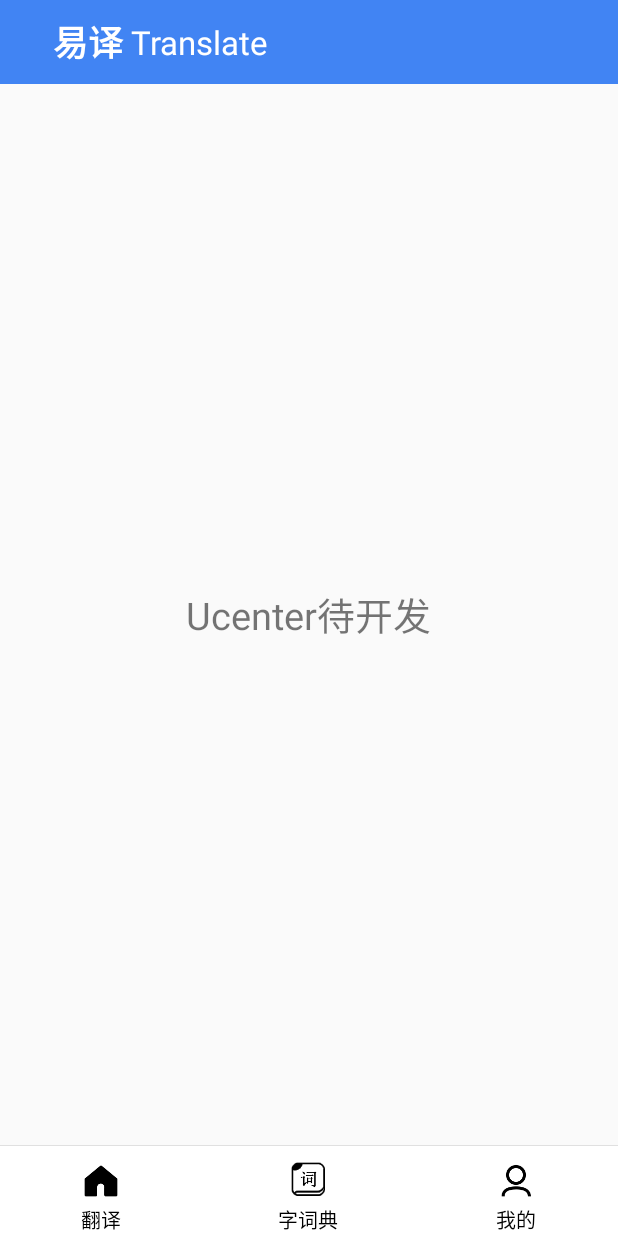
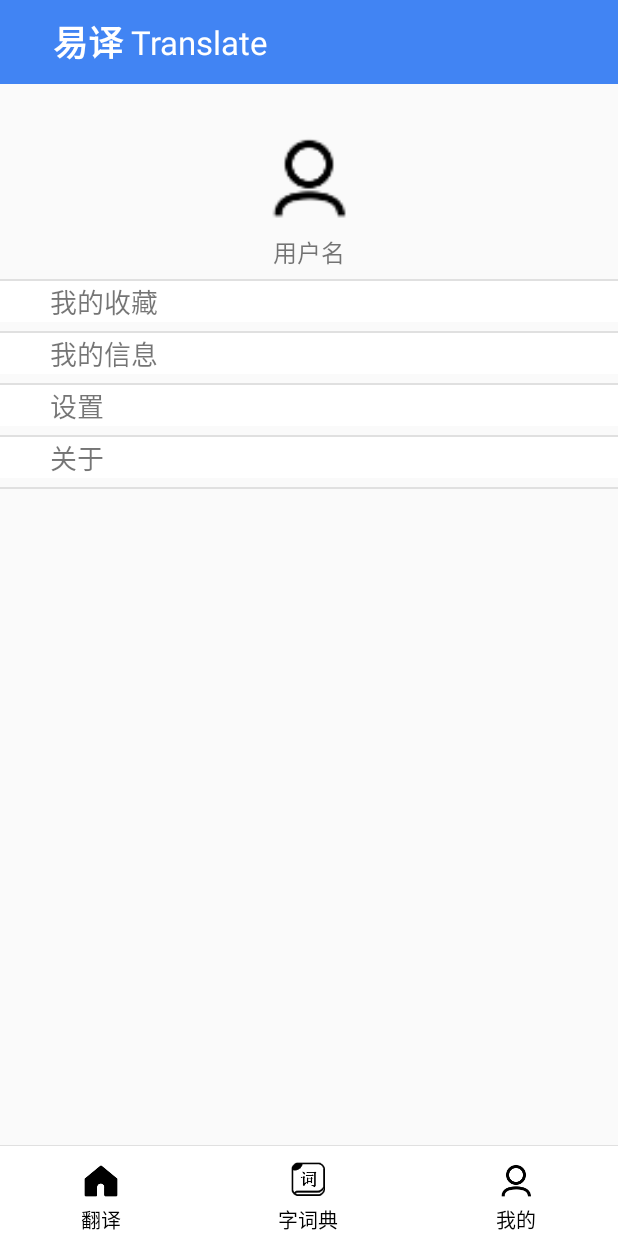
Before and after one commit to WangQi107/YiYi, an Android app: the fragment Fragment_My placed in its activity, on a phone screen of 412 x 824 dp. Run offline under Robolectric (Android 15) with nearby library versions, the phone set to English and light mode, and no system bars.

Commit message:
用户中心界面

```diff
--- a/app/src/main/res/layout/fragment_my.xml
+++ b/app/src/main/res/layout/fragment_my.xml
@@ -1,16 +1,116 @@
 <?xml version="1.0" encoding="utf-8"?>
-<RelativeLayout xmlns:android="http://schemas.android.com/apk/res/android"
+<LinearLayout xmlns:android="http://schemas.android.com/apk/res/android"
     xmlns:tools="http://schemas.android.com/tools"
     android:layout_width="match_parent"
     android:layout_height="match_parent"
+    android:orientation="vertical"
     tools:context=".fragment.Fragment_My">
 
-    <!-- TODO: Update blank fragment layout -->
-    <TextView
-        android:layout_width="wrap_content"
-        android:layout_height="wrap_content"
-        android:text="Ucenter待开发"
-        android:textSize="25sp"
-        android:layout_centerInParent="true"/>
+    <LinearLayout
+        android:layout_width="match_parent"
+        android:layout_height="match_parent"
+        android:orientation="vertical">
 
-</RelativeLayout>
+        <ImageView
+            android:id="@+id/iv_header"
+            android:layout_width="80dp"
+            android:layout_height="80dp"
+            android:layout_gravity="center"
+            android:layout_marginTop="20dp"
+            android:src="@mipmap/my" />
+
+        <TextView
+            android:id="@+id/tv_name"
+            android:layout_width="wrap_content"
+            android:layout_height="wrap_content"
+            android:layout_gravity="center"
+            android:text="用户名"
+            android:textSize="16sp" />
+
+        <View
+            android:layout_width="match_parent"
+            android:layout_height="1dp"
+            android:layout_marginTop="6dp"
+            android:background="@color/main_view" />
+
+        <RelativeLayout
+            android:layout_width="match_parent"
+            android:layout_height="wrap_content"
+            android:background="@color/white">
+
+            <TextView
+                android:layout_width="wrap_content"
+                android:layout_height="wrap_content"
+                android:layout_alignParentStart="true"
+                android:layout_marginStart="33dp"
+                android:text="我的收藏"
+                android:textSize="18sp" />
+        </RelativeLayout>
+
+        <View
+            android:layout_width="match_parent"
+            android:layout_height="1dp"
+            android:layout_marginTop="6dp"
+            android:background="@color/main_view" />
+
+        <RelativeLayout
+            android:layout_width="match_parent"
+            android:layout_height="wrap_content"
+            android:background="@color/white">
+
+            <TextView
+                android:layout_width="wrap_content"
+                android:layout_height="wrap_content"
+                android:layout_alignParentStart="true"
+                android:layout_marginStart="33dp"
+                android:text="我的信息"
+                android:textSize="18sp" />
+        </RelativeLayout>
+
+        <View
+            android:layout_width="match_parent"
+            android:layout_height="1dp"
+            android:layout_marginTop="6dp"
+            android:background="@color/main_view" />
+
+        <RelativeLayout
+            android:layout_width="match_parent"
+            android:layout_height="wrap_content"
+            android:background="@color/white">
+
+            <TextView
+                android:layout_width="wrap_content"
+                android:layout_height="wrap_content"
+                android:layout_alignParentStart="true"
+                android:layout_marginStart="33dp"
+                android:text="设置"
+                android:textSize="18sp" />
+        </RelativeLayout>
+
+        <View
+            android:layout_width="match_parent"
+            android:layout_height="1dp"
+            android:layout_marginTop="6dp"
+            android:background="@color/main_view" />
+
+        <RelativeLayout
+            android:layout_width="match_parent"
+            android:layout_height="wrap_content"
+            android:background="@color/white">
+
+            <TextView
+                android:layout_width="wrap_content"
+                android:layout_height="wrap_content"
+                android:layout_alignParentStart="true"
+                android:layout_marginStart="33dp"
+                android:text="关于"
+                android:textSize="18sp" />
+        </RelativeLayout>
+
+        <View
+            android:layout_width="match_parent"
+            android:layout_height="1dp"
+            android:layout_marginTop="6dp"
+            android:background="@color/main_view" />
+    </LinearLayout>
+</LinearLayout>
```
